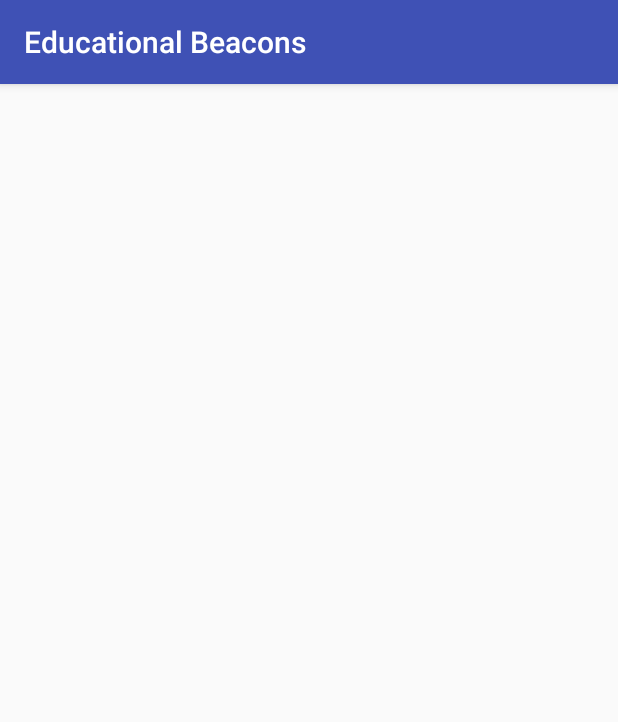
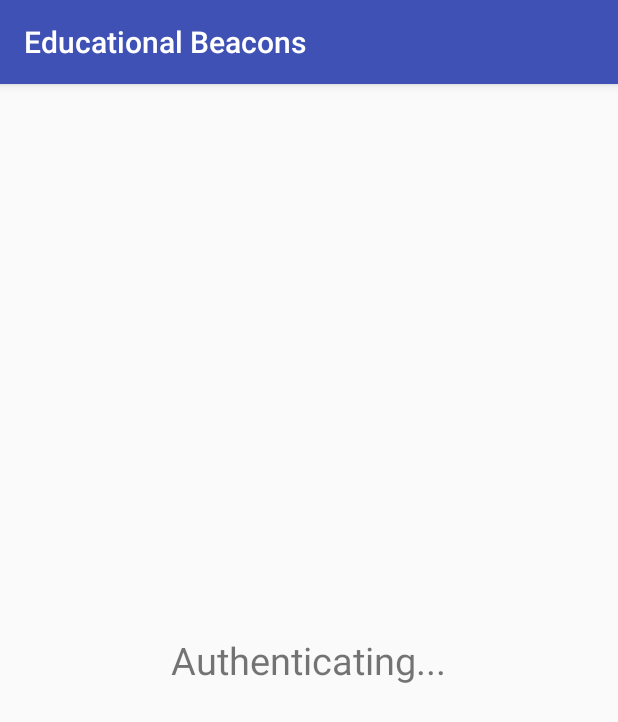
Before and after one commit to UHMC/Educational_Beacons, an Android app: the EddystoneEID screen opened directly, with no data from a screen before it, on a phone screen of 412 x 824 dp. Shown: the top 722 px of the screen. Run offline under Robolectric (Android 15) with nearby library versions, the phone set to English and light mode, and no system bars; libraries missing offline, so code that uses them is left out: org.altbeacon.beacon; 5 statements that could not run were skipped.

Commit message:
EddystoneEID can display authorization
- Inconsistency with scanning fixed by commenting
  out the automatic start of MonitorActivity
- There is a conflict when scanning and monitoring
  at the same time.

```diff
--- a/app/src/main/java/edu/hawaii/maui/index/educationalbeacons/EddystoneEID.java
+++ b/app/src/main/java/edu/hawaii/maui/index/educationalbeacons/EddystoneEID.java
@@ -1,10 +1,14 @@
 package edu.hawaii.maui.index.educationalbeacons;
 
+import android.app.Activity;
+import android.content.Intent;
 import android.os.Bundle;
 import android.os.RemoteException;
 import android.support.v7.app.AppCompatActivity;
 import android.util.Base64;
 import android.util.Log;
+import android.view.View;
+import android.widget.TextView;
 
 import org.altbeacon.beacon.Beacon;
 import org.altbeacon.beacon.BeaconConsumer;
@@ -18,11 +22,13 @@ import org.altbeacon.beacon.utils.eddystoneeid.EidResolver;
 import java.util.Collection;
 
 public class EddystoneEID extends AppCompatActivity implements BeaconConsumer, RangeNotifier {
+    Activity mActivity;
     private static final String TAG = "EddystoneEID";
     private static final boolean DEBUG = true;
     private BeaconManager mBeaconManager;
     private static final String GOOGLE_API_KEY = "AIzaSyDPC7KjBKOUlbrEFvptg3qtYBk3_CJgULU";
-    private static final String RESOLUTION_NAMESPACED_TYPE = "eddystoneeid-1342/eid";
+    private static final String RESOLUTION_NAMESPACED_TYPE = "eddystoneeid-1342/";
+    private Integer count = 0;
     private EidResolver resolver;
     private String data;
 
@@ -33,7 +39,11 @@ public class EddystoneEID extends AppCompatActivity implements BeaconConsumer, R
         super.onCreate(savedInstanceState);
         setContentView(R.layout.activity_eddystone_eid);
         if (DEBUG) Log.d(TAG, "onCreate");
-        resolver = EidResolver.getInstanceWithGoogleApiKey(GOOGLE_API_KEY, RESOLUTION_NAMESPACED_TYPE);
+        Intent intent = getIntent();
+        String userID = intent.getStringExtra(LoginActivity.UserLoginTask.EXTRA_MESSAGE);
+        resolver = EidResolver.getInstanceWithGoogleApiKey(GOOGLE_API_KEY, RESOLUTION_NAMESPACED_TYPE + userID);
+        Log.d(TAG,userID);
+        mActivity = this;
 
     }
 
@@ -45,6 +55,9 @@ public class EddystoneEID extends AppCompatActivity implements BeaconConsumer, R
         mBeaconManager.getBeaconParsers().add(new BeaconParser().
                 setBeaconLayout(BeaconParser.EDDYSTONE_EID_LAYOUT)); // "s:0-1=feaa,m:2-2=30,p:3-3:-41,i:4-11"
         mBeaconManager.bind(this);
+        Intent intent = getIntent();
+        String userID = intent.getStringExtra(LoginActivity.UserLoginTask.EXTRA_MESSAGE);
+        resolver = EidResolver.getInstanceWithGoogleApiKey(GOOGLE_API_KEY, RESOLUTION_NAMESPACED_TYPE + userID);
         if (DEBUG) Log.d(TAG, "onResume");
     }
 
@@ -69,6 +82,17 @@ public class EddystoneEID extends AppCompatActivity implements BeaconConsumer, R
                 Identifier ephemeralId = beacon.getId1();
                 if(resolver.getResolvedIdentifierString(ephemeralId) != null) {
                     Log.d(TAG,getAttachmentInfo(ephemeralId));
+                    updateUser(getAttachmentInfo(ephemeralId));
+                }
+                count++;
+                try {
+                    Thread.sleep(1000);
+                } catch(Exception e){
+                    e.printStackTrace();
+                }
+                if(resolver.getResolvedIdentifierString(ephemeralId) == null && count == 10){
+                    updateUnauth();
+
                 }
                 if (DEBUG) Log.d(TAG, "I see a beacon transmitting ephemeral id: " + ephemeralId + " approximately " + beacon.getDistance() + " meters away.");
             }
@@ -92,4 +116,22 @@ public class EddystoneEID extends AppCompatActivity implements BeaconConsumer, R
         }
         return data;
     }
+
+    public void updateUser(final String name) {
+        mActivity.runOnUiThread(new Runnable() {
+            public void run() {
+                TextView welcome = (TextView) findViewById(R.id.textView4);
+                welcome.setText("You've been authorized, "+name+"!");
+            }
+        });
+    }
+
+    public void updateUnauth() {
+        mActivity.runOnUiThread(new Runnable() {
+            public void run() {
+                TextView welcome = (TextView) findViewById(R.id.textView4);
+                welcome.setText("Timed out, unauthorized");
+            }
+        });
+    }
 }
--- a/app/src/main/java/edu/hawaii/maui/index/educationalbeacons/MonitoringActivity.java
+++ b/app/src/main/java/edu/hawaii/maui/index/educationalbeacons/MonitoringActivity.java
@@ -33,7 +33,6 @@ public class MonitoringActivity extends AppCompatActivity implements BootstrapNo
     private RegionBootstrap regionBootstrap;
     private BeaconManager beaconManager;
     private Identifier websight;
-    private Beacon beacon;
 
     @Override
     public void onCreate(Bundle savedInstanceState) {
--- a/app/src/main/res/layout/activity_eddystone_eid.xml
+++ b/app/src/main/res/layout/activity_eddystone_eid.xml
@@ -9,4 +9,12 @@
     android:paddingTop="@dimen/activity_vertical_margin"
     tools:context="edu.hawaii.maui.index.educationalbeacons.EddystoneEID">
 
+    <TextView
+        android:layout_width="wrap_content"
+        android:layout_height="wrap_content"
+        android:text="Authenticating..."
+        android:id="@+id/textView4"
+        android:layout_centerVertical="true"
+        android:layout_centerHorizontal="true"
+        android:textSize="25dp"/>
 </RelativeLayout>
```
Also changed, not shown: app/src/main/java/edu/hawaii/maui/index/educationalbeacons/MainActivity.java (+7 -7 lines).
